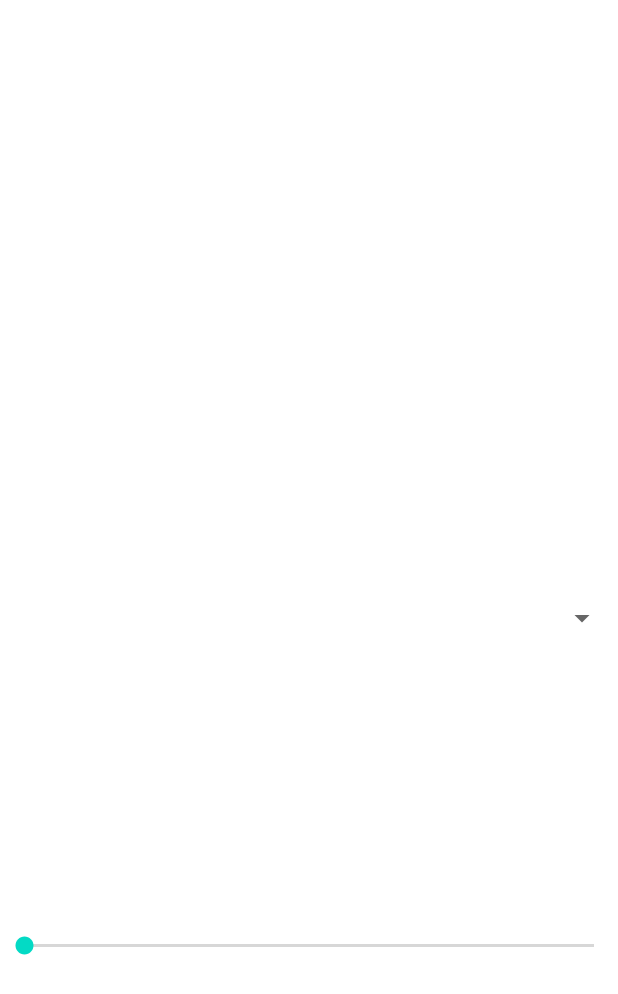
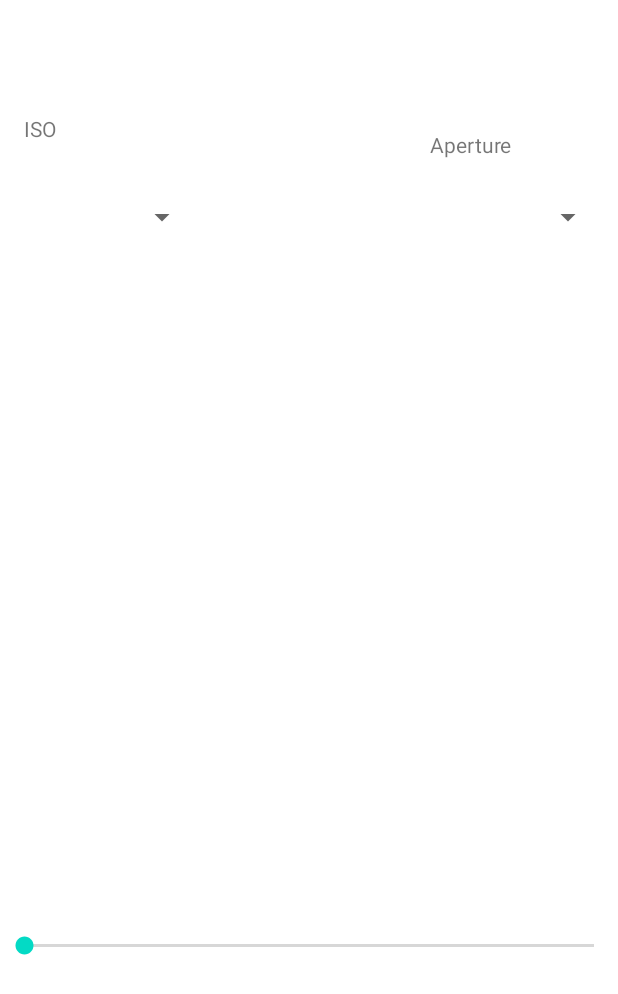
Before and after one commit to Jack-D1/LightMeter, an Android app: the layout activity_main.xml on its own in the app's theme, with its tools: preview values and no code run, on a phone screen of 412 x 824 dp. Shown: the top 994 px of the screen. Run offline under Robolectric (Android 15) with nearby library versions, the phone set to English and light mode, and no system bars.

Commit message:
Added spinners for selecting ISO and Aperture

```diff
--- a/app/src/main/res/layout/activity_main.xml
+++ b/app/src/main/res/layout/activity_main.xml
@@ -5,15 +5,7 @@
     android:layout_width="match_parent"
     android:layout_height="match_parent"
     tools:context=".MainActivity">
-    <Spinner
-        android:id="@+id/ISO"
-        android:layout_width="match_parent"
-        android:layout_height="wrap_content"
-        app:layout_constraintBottom_toBottomOf="parent"
-        app:layout_constraintEnd_toEndOf="parent"
-        app:layout_constraintStart_toStartOf="parent"
-        app:layout_constraintTop_toTopOf="parent"
-        />
+
 
     <TextView
         android:id="@+id/text"
@@ -22,10 +14,10 @@
         android:text=""
         app:layout_constraintBottom_toBottomOf="parent"
         app:layout_constraintEnd_toEndOf="parent"
-        app:layout_constraintHorizontal_bias="0.064"
+        app:layout_constraintHorizontal_bias="0.497"
         app:layout_constraintStart_toStartOf="parent"
         app:layout_constraintTop_toTopOf="parent"
-        app:layout_constraintVertical_bias="0.653" />
+        app:layout_constraintVertical_bias="0.582" />
 
     <TextView
         android:id="@+id/text_lux"
@@ -48,8 +40,34 @@
         app:layout_constraintEnd_toEndOf="parent"
         app:layout_constraintStart_toStartOf="parent"
         app:layout_constraintTop_toTopOf="parent"
-        app:layout_constraintVertical_bias="0.31" />
+        app:layout_constraintVertical_bias="0.31"
+        />
 
+    <TextView
+        android:id="@+id/aperturetext"
+        android:layout_width="107dp"
+        android:layout_height="35dp"
+        android:layout_marginBottom="200dp"
+        android:text="Aperture"
+        app:layout_constraintBottom_toBottomOf="parent"
+        app:layout_constraintEnd_toEndOf="parent"
+        app:layout_constraintHorizontal_bias="0.94"
+        app:layout_constraintStart_toStartOf="parent"
+        app:layout_constraintTop_toTopOf="parent"
+        app:layout_constraintVertical_bias="0.147" />
+
+    <TextView
+        android:id="@+id/text_ISO"
+        android:layout_width="107dp"
+        android:layout_height="35dp"
+        android:layout_marginBottom="200dp"
+        android:text="ISO"
+        app:layout_constraintBottom_toBottomOf="parent"
+        app:layout_constraintEnd_toEndOf="parent"
+        app:layout_constraintHorizontal_bias="0.052"
+        app:layout_constraintStart_toStartOf="parent"
+        app:layout_constraintTop_toTopOf="parent"
+        app:layout_constraintVertical_bias="0.129" />
     <TextView
         android:id="@+id/text_constant"
         android:layout_width="107dp"
@@ -75,4 +93,26 @@
         app:layout_constraintStart_toStartOf="parent"
         app:layout_constraintTop_toTopOf="parent"
         app:layout_constraintVertical_bias="0.771" />
+
+    <Spinner
+        android:id="@+id/ISO"
+        android:layout_width="116dp"
+        android:layout_height="44dp"
+        app:layout_constraintBottom_toBottomOf="parent"
+        app:layout_constraintEnd_toEndOf="parent"
+        app:layout_constraintHorizontal_bias="0.054"
+        app:layout_constraintStart_toStartOf="parent"
+        app:layout_constraintTop_toTopOf="parent"
+        app:layout_constraintVertical_bias="0.157" />
+
+    <Spinner
+        android:id="@+id/APERTURE"
+        android:layout_width="116dp"
+        android:layout_height="44dp"
+        app:layout_constraintBottom_toBottomOf="parent"
+        app:layout_constraintEnd_toEndOf="parent"
+        app:layout_constraintHorizontal_bias="0.969"
+        app:layout_constraintStart_toStartOf="parent"
+        app:layout_constraintTop_toTopOf="parent"
+        app:layout_constraintVertical_bias="0.157" />
 </androidx.constraintlayout.widget.ConstraintLayout>
```
Also changed, not shown: app/src/main/java/com/jack/lightmeter/MainActivity.kt (+42 -8 lines).
